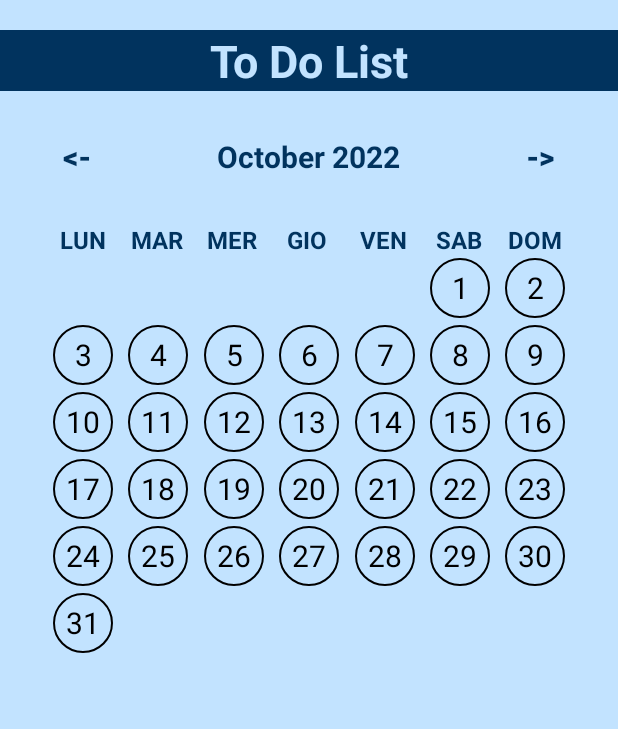
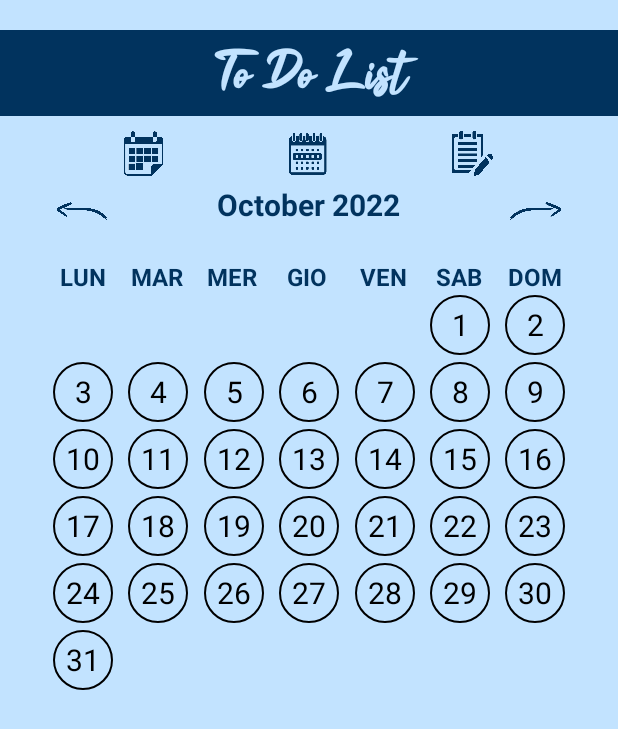
Before and after one commit to gFagnaniJob/Android_ToDoList, an Android app: the screen it shows after launch (MainActivity), on a phone screen of 412 x 824 dp. Shown: the top 729 px of the screen. Run offline under Robolectric (Android 15) with nearby library versions, the phone set to English and light mode, and no system bars.

Commit message:
grafica calendario + icone

```diff
--- a/app/src/main/res/drawable/calendar_cell_solid_stroke.xml
+++ b/app/src/main/res/drawable/day_cell_selected.xml
@@ -1,9 +1,9 @@
 <shape xmlns:android="http://schemas.android.com/apk/res/android"
     android:shape="oval">
-    <solid android:color="#199fff"/>
+    <solid android:color="@color/day_cell_selected_color"/>
     <stroke
         android:width="2dp"
-        android:color="#444444"/>
+        android:color="@color/day_cell_selected_color"/>
     <size
         android:height="40dp">
     </size>
--- a/app/src/main/res/layout/activity_main.xml
+++ b/app/src/main/res/layout/activity_main.xml
@@ -18,10 +18,12 @@
             android:layout_width="match_parent"
             android:layout_height="wrap_content"
             android:text="@string/app_name"
-            android:textSize="30sp"
+            android:fontFamily="@font/font_title"
+            android:textSize="35sp"
             android:textAlignment="center"
             android:gravity="center"
             android:layout_marginTop="20dp"
+            android:paddingTop="5dp"
             android:textStyle="bold"
             android:textColor="@color/app_name_color"
             android:background="@color/app_name_bg_color"/>
@@ -31,16 +33,71 @@
         android:layout_width="match_parent"
         android:layout_height="wrap_content"
         android:orientation="horizontal"
-        android:layout_marginBottom="20dp"
-        android:layout_marginTop="20dp">
+        android:layout_marginTop="10dp">
+
+        <TextView
+            android:layout_width="0dp"
+            android:layout_height="wrap_content"
+            android:layout_weight="3"/>
 
         <Button
             android:layout_width="0dp"
+            android:layout_height="30dp"
+            android:layout_weight="1"
+            android:textColor="@color/arrow_color"
+            android:background="@drawable/calendar_month_icon_blue" >
+        </Button>
+
+        <TextView
+            android:layout_width="0dp"
             android:layout_height="wrap_content"
+            android:layout_weight="3"/>
+
+        <Button
+            android:layout_width="0dp"
+            android:layout_height="30dp"
             android:layout_weight="1"
-            android:text="@string/prev"
             android:textColor="@color/arrow_color"
-            android:background="@null"
+            android:background="@drawable/calendar_weekly_icon_blue_1"
+            android:onClick="previousMonthAction" >
+        </Button>
+
+        <TextView
+            android:layout_width="0dp"
+            android:layout_height="wrap_content"
+            android:layout_weight="3"/>
+
+        <Button
+            android:layout_width="0dp"
+            android:layout_height="30dp"
+            android:layout_weight="1"
+            android:textColor="@color/arrow_color"
+            android:background="@drawable/todo_icon_blue_1"
+            android:onClick="nextMonthAction" >
+        </Button>
+
+        <TextView
+            android:layout_width="0dp"
+            android:layout_height="wrap_content"
+            android:layout_weight="3"/>
+
+    </LinearLayout>
+
+    <LinearLayout
+        android:layout_width="match_parent"
+        android:layout_height="wrap_content"
+        android:orientation="horizontal"
+        android:layout_marginBottom="20dp"
+        android:layout_marginTop="5dp">
+
+        <Button
+            android:layout_width="0dp"
+            android:layout_height="25dp"
+            android:layout_weight="1"
+            android:layout_marginLeft="38dp"
+            android:layout_marginTop="5dp"
+            android:textColor="@color/arrow_color"
+            android:background="@drawable/left_arrow_blue_1"
             android:textStyle="bold"
             android:textSize="20sp"
             android:onClick="previousMonthAction" >
@@ -50,7 +107,7 @@
             android:id="@+id/monthYearTV"
             android:layout_width="0dp"
             android:layout_height="wrap_content"
-            android:layout_weight="2"
+            android:layout_weight="8"
             android:text="Ott 2022"
             android:textSize="20sp"
             android:textAlignment="center"
@@ -59,11 +116,12 @@
 
         <Button
             android:layout_width="0dp"
-            android:layout_height="wrap_content"
+            android:layout_height="25dp"
             android:layout_weight="1"
-            android:text="@string/next"
+            android:layout_marginRight="38dp"
+            android:layout_marginTop="5dp"
             android:textColor="@color/arrow_color"
-            android:background="@null"
+            android:background="@drawable/right_arrow_blue_1"
             android:textStyle="bold"
             android:textSize="20sp"
             android:onClick="nextMonthAction" >
--- a/app/src/main/res/values/colors.xml
+++ b/app/src/main/res/values/colors.xml
@@ -11,4 +11,5 @@
     <color name="app_name_bg_color">#01335e</color>
     <color name="arrow_color">#01335e</color>
     <color name="app_name_color">#c2e3ff</color>
+    <color name="day_cell_selected_color">#01335e</color>
 </resources>
```
Also changed, not shown: app/src/main/res/drawable-v24/calendar_month_icon_blue.png (added), app/src/main/res/drawable-v24/calendar_weekly_icon_blue_1.png (added), app/src/main/res/drawable-v24/left_arrow_blue.png (added), app/src/main/res/drawable-v24/left_arrow_blue_1.png (added), app/src/main/res/drawable-v24/right_arrow_blue.png (added), app/src/main/res/drawable-v24/right_arrow_blue_1.png (added), app/src/main/res/drawable-v24/todo_icon_blue_1.png (added), app/src/main/res/font/font_title.ttf (added), 5 other files.
